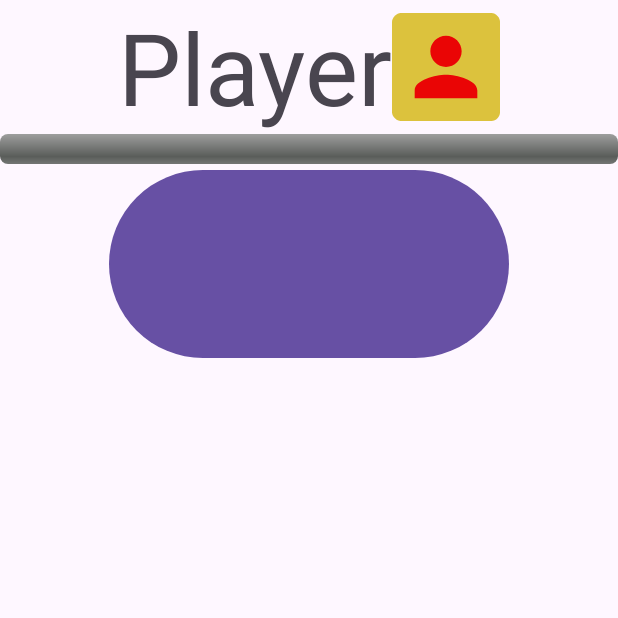
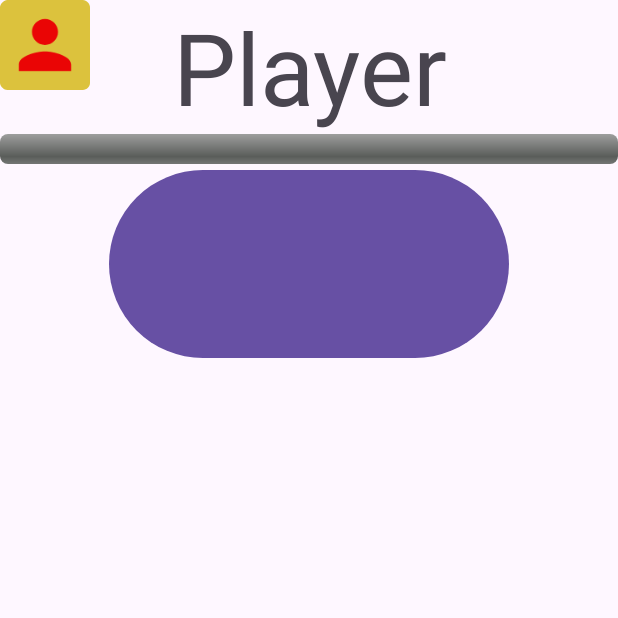
Before and after one commit to fais0101/Project-1-CSC330, an Android app: the GameActivity screen opened directly, with no data from a screen before it, on a phone screen of 412 x 824 dp, the top half of it. Run offline under Robolectric (Android 15) with nearby library versions, the phone set to English and light mode, and no system bars.

Commit message:
changes in game logic and layout

```diff
--- a/app/src/main/java/com/example/project1csc330/GameActivity.java
+++ b/app/src/main/java/com/example/project1csc330/GameActivity.java
@@ -4,10 +4,18 @@ import androidx.appcompat.app.AppCompatActivity;
 
 import android.os.Bundle;
 import android.os.Handler;
+import android.util.Log;
+import android.view.View;
+import android.widget.ImageView;
 import android.widget.ProgressBar;
 
 public class GameActivity extends AppCompatActivity {
+    private Player player1;
+    private Player player2;
     private Handler handler = new Handler();
+    private ImageView p1Image;
+    private ImageView p2Image;
+    private int startingPlayer;
     int playTime;
 
     ProgressBar myProgressBar;
@@ -17,17 +25,60 @@ public class GameActivity extends AppCompatActivity {
         setContentView(R.layout.game_layout);
 
         playTime = this.getIntent().getIntExtra("play time", 0);
-
+        //set up the progress bar
         myProgressBar = findViewById(R.id.progress_bar);
         myProgressBar.setMax(playTime);
         myProgressBar.setProgress(myProgressBar.getMax());
+
+        //set the imageViews to the player profile pics
+        p1Image = findViewById(R.id.player_1_profile_pic);
+        p2Image = findViewById(R.id.player_2_profile_pic);
+
+        //set starting player
+        startingPlayer = this.getIntent().getIntExtra("starting_player",1);
+
+        if(startingPlayer == 1){
+            //initialize the players
+            player1 = new Player(0,true);
+            player2 = new Player(0, false);
+            p2Image.setVisibility(View.INVISIBLE);
+        } else if (startingPlayer == 2) {
+            player1 = new Player(0,false);
+            player2 = new Player(0, true);
+            p1Image.setVisibility(View.INVISIBLE);
+        }
+        Log.i("startingPLayer in GameActivity", String.valueOf(startingPlayer));
+
+        //set the imageViews to the player profile pics
+        p1Image = findViewById(R.id.player_1_profile_pic);
+        p2Image = findViewById(R.id.player_2_profile_pic);
+
+
+        //run
         runnable.run();
     }
 
     private final Runnable runnable = new Runnable() {
+
+
+
         @Override
         public void run() {
             if(myProgressBar.getProgress() < 1){
+                //change player
+                if(player1.getIsActive()){
+                    player1.setIsActive(false);
+                    p1Image.setVisibility(View.INVISIBLE);
+                    p2Image.setVisibility(View.VISIBLE);
+                    player2.setIsActive(true);
+                } else if (player2.getIsActive()) {
+                    player2.setIsActive(false);
+                    p2Image.setVisibility(View.INVISIBLE);
+                    p1Image.setVisibility(View.VISIBLE);
+                    player1.setIsActive(true);
+                }
+
+                //set bar back to full and run again
                 myProgressBar.setProgress(playTime);
                 handler.postDelayed(runnable, 1000);
             }
--- /dev/null
+++ b/app/src/main/java/com/example/project1csc330/Player.java
@@ -0,0 +1,17 @@
+package com.example.project1csc330;
+
+public class Player {
+    private int score;
+    private boolean isActive;
+
+    public Player(int score, boolean isActive){
+        this.score = score;
+        this.isActive = isActive;
+    }
+    public boolean getIsActive(){
+        return isActive;
+    }
+    public void setIsActive(boolean value){
+        this.isActive = value;
+    }
+}
--- a/app/src/main/res/layout/game_layout.xml
+++ b/app/src/main/res/layout/game_layout.xml
@@ -7,22 +7,43 @@
     <LinearLayout
         android:layout_width="match_parent"
         android:layout_height="wrap_content"
-        android:orientation="horizontal"
-        android:gravity="center">
+        android:orientation="horizontal">
+            <LinearLayout
+                android:layout_width="wrap_content"
+                android:layout_height="wrap_content"
+                android:layout_weight="1"
+                android:layout_gravity="left">
+                <ImageView
+                    android:id="@+id/player_1_profile_pic"
+                    android:layout_width="@dimen/profile_pic_size"
+                    android:layout_height="@dimen/profile_pic_size"
+                    android:src="@mipmap/player_image">
+                </ImageView>
 
+            </LinearLayout>
         <TextView
+            android:id="@+id/active_player_name"
             android:layout_width="wrap_content"
             android:layout_height="wrap_content"
             android:text="Player"
-            android:textSize="@dimen/playerNameTextSize">
+            android:textSize="@dimen/playerNameTextSize"
+            android:gravity="right">
         </TextView>
+            <LinearLayout
+                android:layout_width="wrap_content"
+                android:layout_height="wrap_content"
+                android:layout_gravity="right"
+                android:layout_weight="1">
+
+            </LinearLayout>
+
         <ImageView
-            android:layout_width="wrap_content"
-            android:layout_height="wrap_content"
-            android:src="@mipmap/player_image">
-        </ImageView>
+            android:id="@+id/player_2_profile_pic"
+            android:layout_width="@dimen/profile_pic_size"
+            android:layout_height="@dimen/profile_pic_size"
+            android:src="@mipmap/player_image"></ImageView>
+    </LinearLayout>
 
-    </LinearLayout>
     <LinearLayout
         android:layout_width="match_parent"
         android:layout_height="wrap_content"
--- /dev/null
+++ b/app/src/main/res/mipmap-anydpi-v26/player_profile_pic.xml
@@ -0,0 +1,5 @@
+<?xml version="1.0" encoding="utf-8"?>
+<adaptive-icon xmlns:android="http://schemas.android.com/apk/res/android">
+    <background android:drawable="@color/player_profile_pic_background"/>
+    <foreground android:drawable="@drawable/player_profile_pic_foreground"/>
+</adaptive-icon>
--- /dev/null
+++ b/app/src/main/res/mipmap-anydpi-v26/player_profile_pic_round.xml
@@ -0,0 +1,5 @@
+<?xml version="1.0" encoding="utf-8"?>
+<adaptive-icon xmlns:android="http://schemas.android.com/apk/res/android">
+    <background android:drawable="@color/player_profile_pic_background"/>
+    <foreground android:drawable="@drawable/player_profile_pic_foreground"/>
+</adaptive-icon>
--- a/app/src/main/res/values/dimens.xml
+++ b/app/src/main/res/values/dimens.xml
@@ -3,6 +3,7 @@
     <dimen name="playerNameTextSize">100px</dimen>
     <dimen name="play_button_height">200px</dimen>
     <dimen name="play_button_width">400px</dimen>
+    <dimen name="profile_pic_size">60dp</dimen>
 
 
 </resources>
--- /dev/null
+++ b/app/src/main/res/values/player_profile_pic_background.xml
@@ -0,0 +1,4 @@
+<?xml version="1.0" encoding="utf-8"?>
+<resources>
+    <color name="player_profile_pic_background">#000000</color>
+</resources>
```
Also changed, not shown: app/src/main/java/com/example/project1csc330/MainActivity.java (+20 -2 lines), app/src/main/res/drawable/player_profile_pic_foreground.xml (added, +18 -0 lines), app/src/main/player_profile_pic-playstore.png (added), app/src/main/res/mipmap-hdpi/player_profile_pic.webp (added), app/src/main/res/mipmap-hdpi/player_profile_pic_round.webp (added), app/src/main/res/mipmap-mdpi/player_profile_pic.webp (added), app/src/main/res/mipmap-mdpi/player_profile_pic_round.webp (added), app/src/main/res/mipmap-xhdpi/player_profile_pic.webp (added), app/src/main/res/mipmap-xhdpi/player_profile_pic_round.webp (added), app/src/main/res/mipmap-xxhdpi/player_profile_pic.webp (added), app/src/main/res/mipmap-xxhdpi/player_profile_pic_round.webp (added), app/src/main/res/mipmap-xxxhdpi/player_profile_pic.webp (added), app/src/main/res/mipmap-xxxhdpi/player_profile_pic_round.webp (added).
